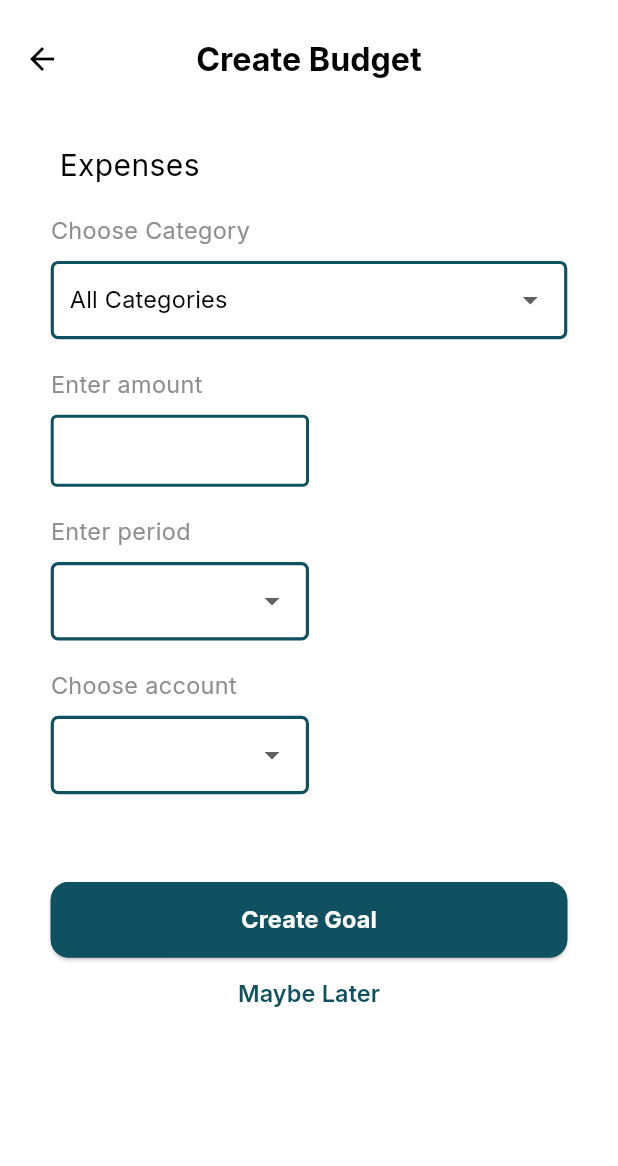
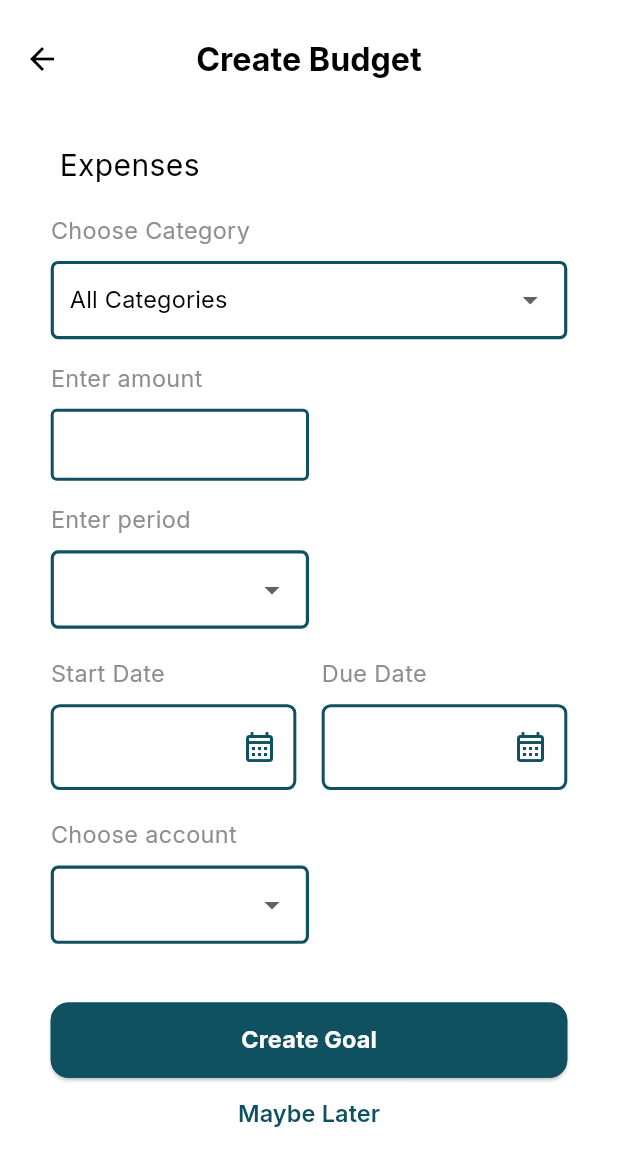
Before and after one commit to wealthwiseteam/wealth-wise-app, a Flutter app: the AddBudgetPage screen opened directly, on a phone screen of 412 x 824 dp. Shown: the top 1166 px of the screen. Run offline on Flutter 3.47's test engine with Material 2 defaults, Android fonts, the phone set to English and light mode, and no system bars; our stand-ins replace another_flushbar, dio, equatable, flutter_screenutil, flutter_svg, internet_connection_checker.

Commit message:
fix: add the dates for budgets

```diff
--- a/lib/data/models/budget/category_period copy.dart
+++ b/lib/data/models/budget/category_period.dart
@@ -1,5 +1,3 @@
-
-
 class CategoryPeriod {
   final String name;
 
--- a/lib/main.dart
+++ b/lib/main.dart
@@ -51,7 +51,7 @@ class MyApp extends StatelessWidget {
             physics: const BouncingScrollPhysics(),
           ),
           onGenerateRoute: RouteGenerate.getRoute,
-          home: const AddCardPage(),
+          home: const AddBudgetPage(),
         );
       },
     );
--- a/lib/resources/constants/app_constants.dart
+++ b/lib/resources/constants/app_constants.dart
@@ -5,7 +5,7 @@ import 'package:wealth_wise/resources/constants/app_assets.dart';
 import 'package:wealth_wise/resources/localization/generated/l10n.dart';
 
 
-import '../../data/models/budget/category_period copy.dart';
+import '../../data/models/budget/category_period.dart';
 import '../../data/models/cards/cards_madel.dart';
 import '../../data/models/goals/category_icon_model.dart';
 import '../../view/widgets/public_card.dart';
--- a/lib/resources/localization/l10n/intl_en.arb
+++ b/lib/resources/localization/l10n/intl_en.arb
@@ -2,7 +2,6 @@
     "_comment_": "--------------------- Auth ---------------------",
     "signIn": "Sign in",
     "signUp": "Sign up",
-
     "register": "Register",
     "signInTitle": "Hi, Welcome Back",
     "email": "Email",
@@ -23,7 +22,6 @@
     "enterYourEmail": "Enter Your Email",
     "emailVerification": "Email Verification",
     "enterYourPassword": "Enter Your Password",
-
     "emailVerificationSubtitle": "You will receive a 4 digit code \n to verify next",
     "verfiyCode": "Verify code",
     "verfiy": "Verify",
@@ -83,23 +81,23 @@
     "myGoals": "My Goals",
     "createGoal": "Create Goal",
     "howMuchSaved": "How much I already saved?",
-    "egp":"EGP",
-    "whatSavingFor":"What are you saving for?",
-    "thingsSaveFor":"Some things people save for:",
-    "yourGoalName":"Your goal’s name",
-    "donations":"Donations",
-    "travelling":"Travelling",
-    "healthCare":"Health care",
-    "educaiton":"Education",
-    "newHome":"New home",
-    "newVehicle":"New vehicle",
-    "addGoal":"Add Goal",
-    "notes":"Notes",
-    "chooseIcon":"Choose icon",
-    "goalColor":"Goal Color",
-    "savedAlready":"Saved already",
-    "targetAmount":"Target amount",
-    "desiredDate":"Desired date",
+    "egp": "EGP",
+    "whatSavingFor": "What are you saving for?",
+    "thingsSaveFor": "Some things people save for:",
+    "yourGoalName": "Your goal’s name",
+    "donations": "Donations",
+    "travelling": "Travelling",
+    "healthCare": "Health care",
+    "educaiton": "Education",
+    "newHome": "New home",
+    "newVehicle": "New vehicle",
+    "addGoal": "Add Goal",
+    "notes": "Notes",
+    "chooseIcon": "Choose icon",
+    "goalColor": "Goal Color",
+    "savedAlready": "Saved already",
+    "targetAmount": "Target amount",
+    "desiredDate": "Desired date",
     "dateHint": "Example: Aug 12, 2024",
     "targetHint": "Exampl3: 250",
     "saveHint": "Example: 50",
@@ -121,22 +119,22 @@
     "addCard": "Add card",
     "cardHolderName": "Card holder name",
     "cardNumber": "Card number",
+    "walletNumber": "wallet number",
     "expirationDate": "Expiration date",
     "cardCCV": "Add cardCCV - 3 digit",
     "createCard": "Create Card",
-    "addCash":"Add Cash",
+    "addCash": "Add Cash",
+    "addWallet": "Add Wallet",
     "createCash": "Create Cash",
     "currentBalance": "current balance",
     "_comment17_": "--------------------- budget------------------------",
-
     "createBudget": "Create Budget",
     "expenses": " Expenses",
     "chooseCategory": "Choose Category",
     "enterAmount": "Enter amount",
     "allCategories": "All Categories",
     "enterPeriod": "Enter period",
-    "chooseAccount": "Choose account"
-
-
-
-    }
+    "chooseAccount": "Choose account",
+    "startDate": "Start Date",
+    "dueDate": "Due Date"
+}
--- a/lib/view/pages/first_entering/budget/add_budget_page.dart
+++ b/lib/view/pages/first_entering/budget/add_budget_page.dart
@@ -113,8 +113,9 @@ class _AddBudgetPagestate extends State<AddBudgetPage> {
                       },
                     ),
                   ),
-                  20.ph,
-                  //Enter amount
+                  16.ph,
+
+                  /// Enter amount
                   PublicText(
                     txt: S.of(context).enterAmount,
                     color: AppColors.subtitleGrey,
@@ -137,7 +138,7 @@ class _AddBudgetPagestate extends State<AddBudgetPage> {
                       ),
                     ),
                   ),
-                  20.ph,
+                  16.ph,
 
                   /// Enter period
                   PublicText(
@@ -178,6 +179,114 @@ class _AddBudgetPagestate extends State<AddBudgetPage> {
                   ),
                   20.ph,
 
+                  /// Dates
+                  Row(
+                    children: [
+                      /// Start Date
+                      Expanded(
+                        child: Column(
+                          crossAxisAlignment: CrossAxisAlignment.start,
+                          children: [
+                            PublicText(
+                              txt: S.of(context).startDate,
+                              color: AppColors.subtitleGrey,
+                            ),
+                            10.ph,
+                            InkWell(
+                              onTap: () {
+                                showDatePicker(
+                                  context: context,
+                                  initialDate: DateTime.now(),
+                                  firstDate: DateTime.now(),
+                                  lastDate: DateTime(2040),
+                                );
+                              },
+                              child: Container(
+                                padding: EdgeInsets.symmetric(
+                                    horizontal: 10.w, vertical: 15.h),
+                                decoration: BoxDecoration(
+                                  border: Border.all(
+                                    color: AppColors.mintGreen,
+                                    width: 2,
+                                  ),
+                                  borderRadius: BorderRadius.circular(6),
+                                ),
+                                child: const Row(
+                                  mainAxisAlignment:
+                                      MainAxisAlignment.spaceBetween,
+                                  children: [
+                                    PublicText(
+                                      txt: "",
+                                      color: AppColors.grey,
+                                    ),
+                                    Icon(
+                                      Icons.calendar_month_outlined,
+                                      color: AppColors.mintGreen,
+                                    ),
+                                  ],
+                                ),
+                              ),
+                            ),
+                            20.ph,
+                          ],
+                        ),
+                      ),
+                      16.pw,
+
+                      /// Due Date
+                      Expanded(
+                        child: Column(
+                          crossAxisAlignment: CrossAxisAlignment.start,
+                          children: [
+                            PublicText(
+                              txt: S.of(context).dueDate,
+                              color: AppColors.subtitleGrey,
+                            ),
+                            10.ph,
+                            InkWell(
+                              onTap: () {
+                                showDatePicker(
+                                  context: context,
+                                  initialDate: DateTime.now(),
+                                  firstDate: DateTime.now(),
+                                  lastDate: DateTime(2040),
+                                );
+                              },
+                              child: Container(
+                                padding: EdgeInsets.symmetric(
+                                  horizontal: 10.w,
+                                  vertical: 15.h,
+                                ),
+                                decoration: BoxDecoration(
+                                  border: Border.all(
+                                    color: AppColors.mintGreen,
+                                    width: 2,
+                                  ),
+                                  borderRadius: BorderRadius.circular(6),
+                                ),
+                                child: const Row(
+                                  mainAxisAlignment:
+                                      MainAxisAlignment.spaceBetween,
+                                  children: [
+                                    PublicText(
+                                      txt: "",
+                                      color: AppColors.grey,
+                                    ),
+                                    Icon(
+                                      Icons.calendar_month_outlined,
+                                      color: AppColors.mintGreen,
+                                    ),
+                                  ],
+                                ),
+                              ),
+                            ),
+                            20.ph,
+                          ],
+                        ),
+                      ),
+                    ],
+                  ),
+
                   /// Choose account
                   PublicText(
                     txt: S.of(context).chooseAccount,
@@ -216,7 +325,7 @@ class _AddBudgetPagestate extends State<AddBudgetPage> {
                     ),
                   ),
 
-                  60.ph,
+                  40.ph,
 
                   Column(
                     children: [
--- a/lib/view/pages/first_entering/budget/components/account_item.dart
+++ b/lib/view/pages/first_entering/budget/components/account_item.dart
@@ -5,7 +5,7 @@ import 'package:flutter_screenutil/flutter_screenutil.dart';
 
 
 
-import '../../../../../data/models/budget/category_period copy.dart';
+import '../../../../../data/models/budget/category_period.dart';
 import '../../../../widgets/public_text.dart';
 
 class AccountItem extends StatelessWidget {
--- a/lib/view/pages/first_entering/budget/components/category_item.dart
+++ b/lib/view/pages/first_entering/budget/components/category_item.dart
@@ -4,7 +4,7 @@ import 'package:flutter/material.dart';
 import 'package:flutter_screenutil/flutter_screenutil.dart';
 
 
-import '../../../../../data/models/budget/category_period copy.dart';
+import '../../../../../data/models/budget/category_period.dart';
 import '../../../../widgets/public_text.dart';
 
 class CategoryItem extends StatelessWidget {
--- a/lib/view/pages/first_entering/budget/components/period_item.dart
+++ b/lib/view/pages/first_entering/budget/components/period_item.dart
@@ -3,7 +3,7 @@
 import 'package:flutter/material.dart';
 import 'package:flutter_screenutil/flutter_screenutil.dart';
 
-import '../../../../../data/models/budget/category_period copy.dart';
+import '../../../../../data/models/budget/category_period.dart';
 import '../../../../widgets/public_text.dart';
 
 class PeridItem extends StatelessWidget {
```
Also changed, not shown: lib/view/pages/first_entering/add_cash/add_cash_page.dart (+31 -2 lines), lib/data/models/budget/category_account_model.dart (deleted), lib/resources/localization/generated/intl/messages_en.dart, lib/resources/localization/generated/l10n.dart.
